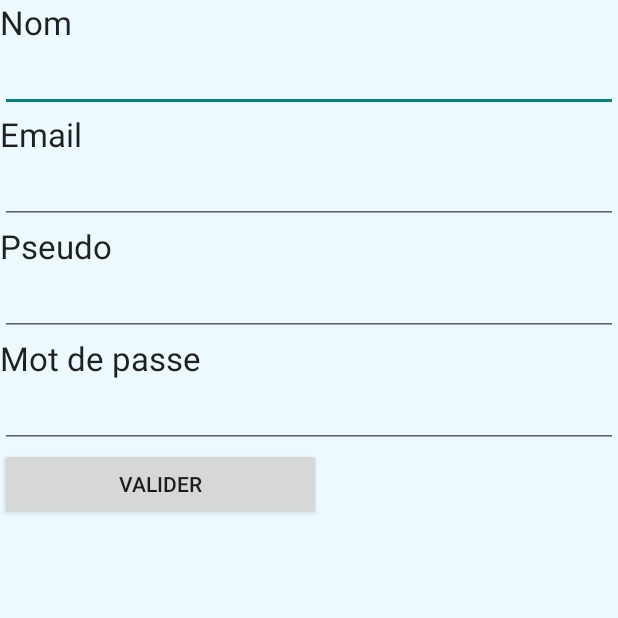
After one commit to fcro/LightRingPosition, an Android app: the compte screen opened directly, with no data from a screen before it, on a phone screen of 412 x 824 dp, the top half of it. The commit adds this screen. Run offline under Robolectric (Android 15) with nearby library versions, the phone set to English and light mode, and no system bars.

Commit message:
un peu d'android à tester car serveur qui ne marche pas

```diff
--- a/LightRingPositionAndroid/app/src/main/AndroidManifest.xml
+++ b/LightRingPositionAndroid/app/src/main/AndroidManifest.xml
@@ -18,7 +18,7 @@
                 <category android:name="android.intent.category.LAUNCHER" />
             </intent-filter>
         </activity>
-
+        <activity android:name=".compte" />
         <activity android:name="fr.univ_lille1.iut_info.clavelm.lightringposition.MenuLightRingActivity"
             android:label="@string/title_activity_menu_light_ring"
             >
--- /dev/null
+++ b/LightRingPositionAndroid/app/src/main/java/fr/univ_lille1/iut_info/clavelm/lightringposition/compte.java
@@ -0,0 +1,87 @@
+package fr.univ_lille1.iut_info.clavelm.lightringposition;
+
+import android.app.Activity;
+import android.content.Intent;
+import android.os.AsyncTask;
+import android.os.Bundle;
+import android.view.View;
+import android.widget.TextView;
+import android.widget.Toast;
+
+import java.io.IOException;
+
+/**
+ * Created by migank on 20/03/15.
+ */
+public class compte extends Activity {
+
+    String EXTRA_NAME = "user_name";
+    String EXTRA_PASSWORD = "user_password";
+    String EXTRA_PSEUDO = "user_pseudo";
+    String EXTRA_EMAIL= "user_email";
+    public class AsyncGet extends AsyncTask<String, Long, String> {
+        protected QueryHandler2 qh;
+
+        public void onPreExecute() {
+            super.onPreExecute();
+        }
+
+        public void onPostExecute(String result) {
+            super.onPostExecute(result);
+        }
+
+        @Override
+        protected String doInBackground(String... url) {
+            try {
+                qh = new QueryHandler2(url[0], EXTRA_NAME, EXTRA_EMAIL, EXTRA_PSEUDO, EXTRA_PASSWORD);
+                qh.post(EXTRA_NAME,EXTRA_EMAIL,EXTRA_PSEUDO,EXTRA_PASSWORD);
+                return "OK";
+            } catch (IOException e) {
+                return null;
+            }
+        }
+    }
+
+
+    @Override
+    public void onCreate(Bundle savedInstanceState) {
+        super.onCreate(savedInstanceState);
+        setContentView(R.layout.compte);
+
+        Intent intent = getIntent();
+        TextView nameDisplay = (TextView) findViewById(R.id.name_display);
+        TextView passwordDisplay = (TextView) findViewById(R.id.password_display);
+        TextView emailDisplay = (TextView) findViewById(R.id.email_display);
+        TextView nicknameDisplay = (TextView) findViewById(R.id.nickname_display);
+        if (intent != null) {
+            nameDisplay.setText(intent.getStringExtra(EXTRA_NAME));
+            passwordDisplay.setText(intent.getStringExtra(EXTRA_PASSWORD));
+            emailDisplay.setText(intent.getStringExtra(EXTRA_EMAIL));
+            nicknameDisplay.setText(intent.getStringExtra(EXTRA_PSEUDO));
+        }
+    }
+    public void creationCompte(View view){
+        TextView nameDisplay = (TextView) findViewById(R.id.name_display);
+        TextView passwordDisplay = (TextView) findViewById(R.id.password_display);
+        TextView emailDisplay = (TextView) findViewById(R.id.email_display);
+        TextView nicknameDisplay = (TextView) findViewById(R.id.nickname_display);
+        EXTRA_NAME =nameDisplay.getText().toString();
+        EXTRA_EMAIL =  emailDisplay.getText().toString();
+        EXTRA_PSEUDO = nicknameDisplay.getText().toString();
+        EXTRA_PASSWORD = passwordDisplay.getText().toString();
+
+
+        final String url = "http://www.perdu.com";
+        AsyncGet ag = new AsyncGet();
+        ag.execute(url);
+        try {
+           //faire le post
+            Toast.makeText(this, "Envoyé à" + url,
+                    Toast.LENGTH_LONG).show();
+        } catch (Exception e) {
+            Toast.makeText(this, "Echec de l'envoi à" + url,
+                    Toast.LENGTH_LONG).show();
+        }
+
+    }
+    }
--- /dev/null
+++ b/LightRingPositionAndroid/app/src/main/res/layout/compte.xml
@@ -0,0 +1,75 @@
+<?xml version="1.0" encoding="utf-8"?>
+<LinearLayout xmlns:android="http://schemas.android.com/apk/res/android"
+    android:orientation="vertical" android:layout_width="match_parent"
+    android:layout_height="match_parent"
+    android:weightSum="1"
+    android:background="#ffecfaff">
+
+    <LinearLayout
+        android:orientation="vertical"
+        android:layout_width="match_parent"
+        android:layout_height="wrap_content"
+        android:layout_weight="0.98"
+        android:weightSum="1"
+        android:id="@+id/layout">
+
+        <TextView
+            android:layout_width="wrap_content"
+            android:layout_height="wrap_content"
+            android:textAppearance="?android:attr/textAppearanceLarge"
+            android:text="Nom"
+            android:id="@+id/textView" />
+
+        <EditText
+            android:layout_width="match_parent"
+            android:layout_height="wrap_content"
+            android:inputType="textPersonName"
+            android:ems="10"
+            android:id="@+id/name_display" />
+
+        <TextView
+            android:layout_width="wrap_content"
+            android:layout_height="wrap_content"
+            android:textAppearance="?android:attr/textAppearanceLarge"
+            android:text="Email"
+            android:id="@+id/textView2" />
+
+        <EditText
+            android:layout_width="match_parent"
+            android:layout_height="wrap_content"
+            android:id="@+id/email_display" />
+
+        <TextView
+            android:layout_width="wrap_content"
+            android:layout_height="wrap_content"
+            android:textAppearance="?android:attr/textAppearanceLarge"
+            android:text="Pseudo"
+            android:id="@+id/textView3" />
+
+        <EditText
+            android:layout_width="match_parent"
+            android:layout_height="wrap_content"
+            android:id="@+id/nickname_display" />
+
+        <TextView
+            android:layout_width="wrap_content"
+            android:layout_height="wrap_content"
+            android:textAppearance="?android:attr/textAppearanceLarge"
+            android:text="Mot de passe"
+            android:id="@+id/textView4" />
+
+        <EditText
+            android:layout_width="match_parent"
+            android:layout_height="wrap_content"
+            android:inputType="textPassword"
+            android:ems="10"
+            android:id="@+id/password_display" />
+
+        <Button
+            android:layout_width="214dp"
+            android:layout_height="wrap_content"
+            android:text="Valider"
+            android:id="@+id/button"
+            android:onClick="creationCompte" />
+    </LinearLayout>
+</LinearLayout>
```
Also changed, not shown: LightRingPositionAndroid/app/src/main/java/fr/univ_lille1/iut_info/clavelm/lightringposition/MainActivity.java (+14 -0 lines), LightRingPositionAndroid/app/src/main/java/fr/univ_lille1/iut_info/clavelm/lightringposition/QueryHandler2.java (added, +65 -0 lines), LightRingPositionAndroid/app/src/main/res/layout/activity_main.xml (+11 -1 lines), 2 other files.
